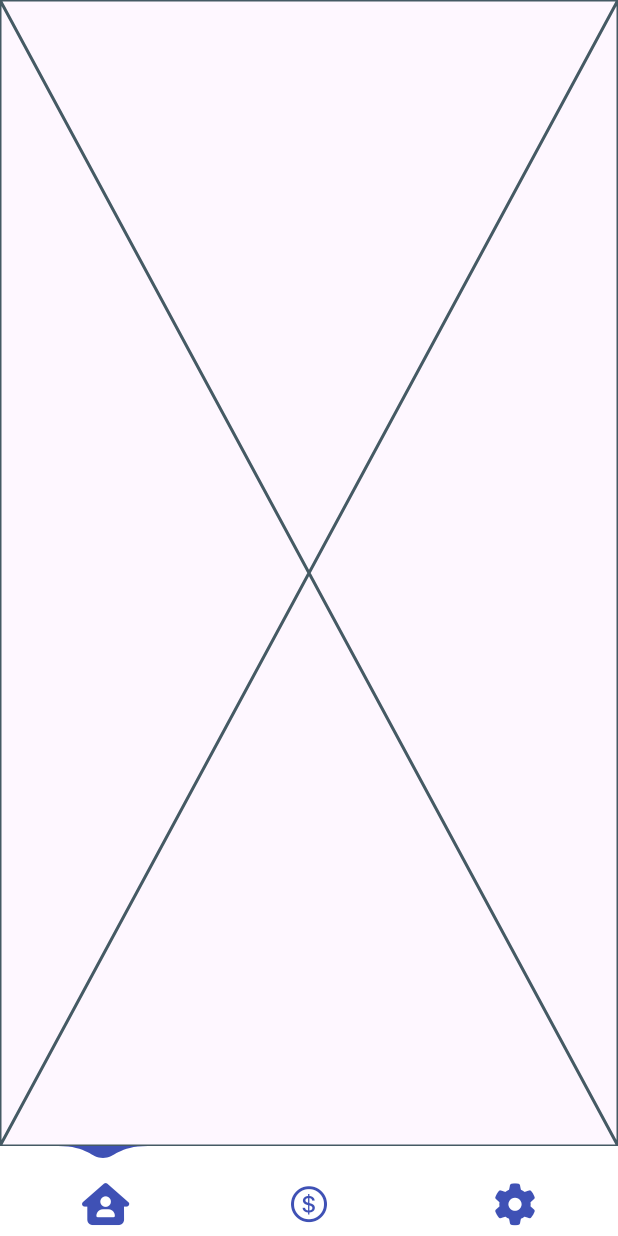
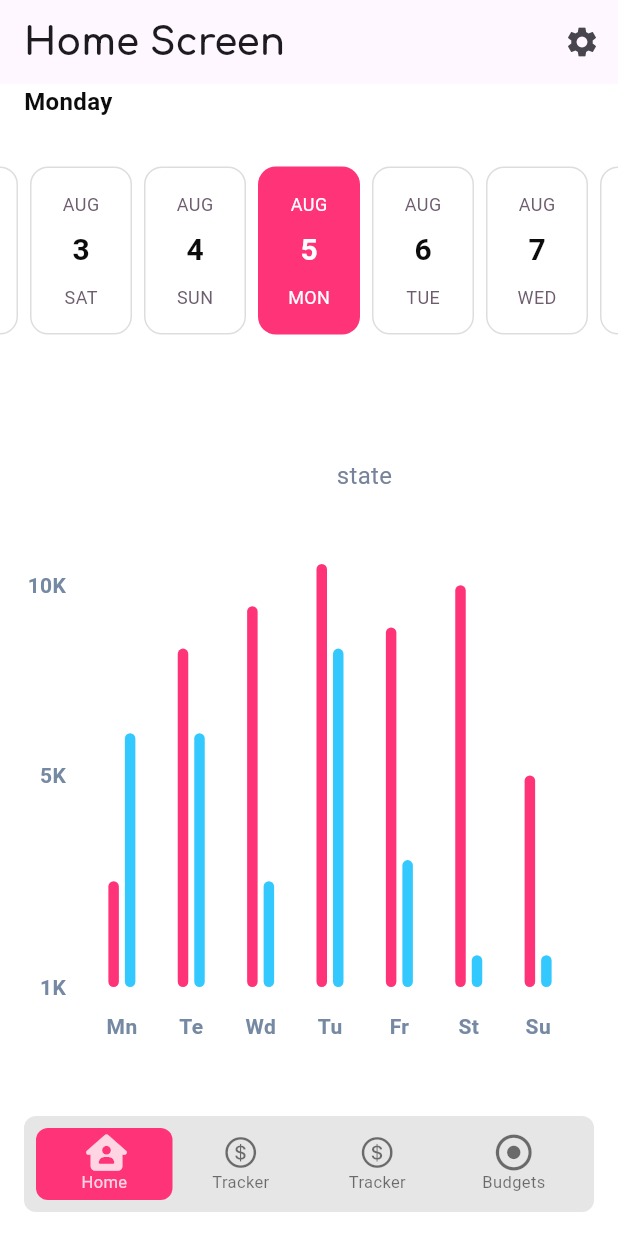
Before and after one commit to Godsom777/wimm, a Flutter app: the screen it shows after launch, on a phone screen of 412 x 824 dp. Run offline on Flutter 3.47's test engine with Material 3 defaults, Android fonts, the phone set to English and light mode, and no system bars; drawn by our look-alikes of easy_date_timeline, fl_chart, floating_bottom_navigation_bar, water_drop_nav_bar; our stand-ins replace blur, font_awesome_flutter, google_fonts.

Commit message:
initializing homeScreen packages

```diff
--- a/wimm/lib/main.dart
+++ b/wimm/lib/main.dart
@@ -1,12 +1,15 @@
-
 import 'package:flutter/material.dart';
 import 'package:wimm/screens/mainscreen.dart';
 import 'package:provider/provider.dart';
+import 'utils/local_providers.dart';
 
 void main() {
   runApp(
-    ChangeNotifierProvider(
-      create: (context) => ThemeProvider(),
+    MultiProvider(
+      providers: [
+        ChangeNotifierProvider(create: (context) => ThemeProvider()),
+        ChangeNotifierProvider(create: (context) => ScreenSizeProvider()),
+      ],
       child: MyApp(),
     ),
   );
@@ -19,7 +22,7 @@ class MyApp extends StatelessWidget {
 
     return MaterialApp(
       debugShowCheckedModeBanner: false,
-      title: 'Wimm',
+      title: 'where is my money',
       theme: themeProvider.currentTheme,
       home: const MainScreen(),
     );
@@ -28,13 +31,26 @@ class MyApp extends StatelessWidget {
 
 class ThemeProvider with ChangeNotifier {
   // Theme properties
-  bool isDarkMode = false;
+  bool? isDarkMode = false;
 
-  ThemeData get lightTheme => ThemeData(
-        primarySwatch: Colors.indigo,
-        hintColor: Colors.purple,
-        shadowColor: Colors.grey,
+  ThemeData? get lightTheme => ThemeData(
+    hoverColor: Colors.white70,
+    disabledColor: Colors.black54,
+        scaffoldBackgroundColor: Colors.white,
+        brightness: Brightness.light,
+        indicatorColor: const Color(0xFFff3378),
+        unselectedWidgetColor: const Color(0xFF33C9FF),
+        cardColor: const Color(0xFF41E94B),
+        primaryColor: const Color(0xFFFF3378),
+        hintColor: const Color(0xFF33C9FF),
+        highlightColor: const Color(0xFF41E94B),
+        splashColor: const Color(0xFFFFD5E4),
+        secondaryHeaderColor: const Color(0xFF9EF8A4),
         textTheme: const TextTheme(
+          titleSmall: TextStyle(fontSize: 8),
+          labelSmall: TextStyle(fontSize: 10),
+          displaySmall: TextStyle(fontSize: 12),
+          bodySmall: TextStyle(fontSize: 14),
           bodyLarge: TextStyle(fontSize: 16),
           labelLarge: TextStyle(fontSize: 18),
         ),
@@ -50,14 +66,17 @@ class ThemeProvider with ChangeNotifier {
         ),
       );
 
-  ThemeData get darkTheme => ThemeData(
+  ThemeData? get darkTheme => ThemeData(
+        scaffoldBackgroundColor: Colors.black,
         brightness: Brightness.dark,
         primarySwatch: Colors.indigo,
         hintColor: Colors.purple,
         shadowColor: Colors.grey,
         textTheme: const TextTheme(
-          bodyLarge: TextStyle(fontSize: 16),
-          labelLarge: TextStyle(fontSize: 18),
+          displaySmall: TextStyle(fontSize: 12, color: Colors.white),
+          bodySmall: TextStyle(fontSize: 14, color: Colors.white),
+          bodyLarge: TextStyle(fontSize: 16, color: Colors.white),
+          labelLarge: TextStyle(fontSize: 18, color: Colors.white),
         ),
         buttonTheme: const ButtonThemeData(
           buttonColor: Colors.green,
@@ -71,10 +90,10 @@ class ThemeProvider with ChangeNotifier {
         ),
       );
 
-  ThemeData get currentTheme => isDarkMode ? darkTheme : lightTheme;
+  ThemeData? get currentTheme => isDarkMode ?? false ? darkTheme : lightTheme;
 
   void toggleTheme() {
-    isDarkMode = !isDarkMode;
+    isDarkMode = !(isDarkMode ?? false);
     notifyListeners();
   }
 }
--- a/wimm/lib/screens/SettingsScreen.dart
+++ b/wimm/lib/screens/SettingsScreen.dart
@@ -1,8 +1,8 @@
 import 'package:flutter/material.dart';
 
 
-class SettingsScreen extends StatelessWidget {
-  const SettingsScreen({super.key});
+class BudgetScreen extends StatelessWidget {
+  const BudgetScreen({super.key});
 
   @override
   Widget build(BuildContext context) {
--- a/wimm/lib/screens/homeScreen.dart
+++ b/wimm/lib/screens/homeScreen.dart
@@ -1,12 +1,60 @@
+import 'package:easy_date_timeline/easy_date_timeline.dart';
 import 'package:flutter/material.dart';
+import 'package:provider/provider.dart';
+import 'package:wimm/utils/chart.dart';
+import '../utils/local_providers.dart';
 
+class HomeScreen extends StatefulWidget {
+  const HomeScreen({super.key});
 
+  @override
+  State<HomeScreen> createState() => _HomeScreenState();
+}
 
-class HomeScreen extends StatelessWidget {
-  const HomeScreen({Key? key}) : super(key: key);
+class _HomeScreenState extends State<HomeScreen> {
+  DateTime _selectedDate = DateTime.now();
+
+      void _onDateSelected(DateTime date) {
+    setState(() {
+      _selectedDate = date;
+    });
+  }
+
 
   @override
   Widget build(BuildContext context) {
-    return const Placeholder();
+    Provider.of<ScreenSizeProvider>(context, listen: false).init(context);
+    return Scaffold(
+      appBar: AppBar(
+        title: Text('Home Screen', style: Provider.of<ScreenSizeProvider>(context).textStyleLarge),
+        actions: [
+          IconButton(
+            icon: const Icon(Icons.settings),
+            onPressed: () {
+              Navigator.pushNamed(context, '/settings');
+            },
+          ),
+        ],
+      ),
+      body: Column(
+        children: [
+          Expanded(
+            child:  Container(
+            height: 100,
+            child: EasyInfiniteDateTimeLine(
+              firstDate: DateTime.now().add(const Duration(days: -365)), focusDate: _selectedDate, onDateChange: _onDateSelected, lastDate: DateTime.now().add(const Duration(days: 365)),
+
+            ),
+          ),
+          ),
+
+          Expanded(
+            flex: 2,
+            child: BarChartSample2(),
+          ),
+
+        ],
+      ),
+    );
   }
 }
--- a/wimm/lib/screens/mainscreen.dart
+++ b/wimm/lib/screens/mainscreen.dart
@@ -1,12 +1,14 @@
+import 'package:blur/blur.dart';
 import 'package:flutter/cupertino.dart';
 import 'package:flutter/material.dart';
 import 'package:flutter/services.dart';
 import 'package:provider/provider.dart';
 
 ///external packages
-import 'package:water_drop_nav_bar/water_drop_nav_bar.dart';
+import 'package:floating_bottom_navigation_bar/floating_bottom_navigation_bar.dart';
 import 'package:font_awesome_flutter/font_awesome_flutter.dart';
 import 'package:wimm/main.dart';
+import 'package:wimm/screens/ExpenseScreen.dart';
 //local packages
 import 'IncomeScreen.dart';
 import 'SettingsScreen.dart';
@@ -23,7 +25,8 @@ class _MainScreenState extends State<MainScreen> {
   final List<Widget> screens = const [
     HomeScreen(),
     IncomeScreen(),
-    SettingsScreen(),
+    ExpenseScreen(),
+    BudgetScreen(),
   ];
   int selectedIndex = 0;
   late PageController pageController;
@@ -55,37 +58,56 @@ class _MainScreenState extends State<MainScreen> {
 
   @override
   Widget build(BuildContext context) {
-final themeProvider = Provider.of<ThemeProvider>(context);
+    final themeProvider = Provider.of<ThemeProvider>(context);
 
     return AnnotatedRegion(
       value: const SystemUiOverlayStyle(
         systemNavigationBarColor: Colors.transparent,
-        systemNavigationBarIconBrightness: Brightness.dark,
+        statusBarColor: Colors.transparent,
+
       ),
       child: Scaffold(
         body: PageView(
           controller: pageController,
+          onPageChanged: onPageChanged,
           children: screens,
-          onPageChanged: onPageChanged,
         ),
-        bottomNavigationBar: WaterDropNavBar(
-          waterDropColor: Colors.indigo,
-          selectedIndex: selectedIndex,
-          barItems: <BarItem>[
-            BarItem(
-              filledIcon: FontAwesomeIcons.houseUser,
-              outlinedIcon: Icons.home_outlined,
+        bottomNavigationBar: FloatingNavbar(
+
+
+          ///////////////////////////
+          backgroundColor:     Color.fromARGB(82, 177, 177, 177),
+        selectedItemColor: themeProvider.currentTheme?.splashColor,
+        unselectedItemColor: themeProvider.currentTheme?. disabledColor,
+        selectedBackgroundColor: themeProvider.currentTheme?.indicatorColor,
+
+          ///////////////
+
+          currentIndex: selectedIndex,
+          onTap: onItemSelected,
+          items: [
+            FloatingNavbarItem(
+              icon: FontAwesomeIcons.houseUser,
+              title: 'Home',
             ),
-            BarItem(
-              filledIcon: CupertinoIcons.money_dollar_circle_fill,
-              outlinedIcon: CupertinoIcons.money_dollar_circle,
+            FloatingNavbarItem(
+              icon: CupertinoIcons.money_dollar_circle,
+              title: 'Tracker',
             ),
-            BarItem(
-              filledIcon: FontAwesomeIcons.cogs,
-              outlinedIcon: FontAwesomeIcons.cog,
+               FloatingNavbarItem(
+              icon: CupertinoIcons.money_dollar_circle,
+              title: 'Tracker',
+            ),
+
+            FloatingNavbarItem(
+              icon: FontAwesomeIcons.circleDot,
+              title: 'Budgets',
             ),
           ],
-          onItemSelected: onItemSelected,
+        ).frosted(
+          blur: 10,
+          borderRadius: BorderRadius.circular(20),
+          padding: const EdgeInsets.all(8),
         ),
       ),
     );
--- /dev/null
+++ b/wimm/lib/utils/chart.dart
@@ -0,0 +1,292 @@
+
+import 'package:provider/provider.dart';
+
+import 'package:fl_chart/fl_chart.dart';
+import 'package:flutter/material.dart';
+import 'package:wimm/main.dart';
+
+class BarChartSample2 extends StatefulWidget {
+
+  BarChartSample2({super.key});
+ final  Color leftBarColor =  ThemeProvider().currentTheme!.indicatorColor;
+  final Color rightBarColor = ThemeProvider().currentTheme!.unselectedWidgetColor;
+ final  Color avgColor =  ThemeProvider().currentTheme!.cardColor;
+
+  @override
+  State<StatefulWidget> createState() => BarChartSample2State();
+}
+
+
+
+class BarChartSample2State extends State<BarChartSample2> {
+  final double width = 7;
+
+  late List<BarChartGroupData> rawBarGroups;
+  late List<BarChartGroupData> showingBarGroups;
+
+  int touchedGroupIndex = -1;
+
+  @override
+  void initState() {
+    super.initState();
+    final barGroup1 = makeGroupData(0, 5, 12);
+    final barGroup2 = makeGroupData(1, 16, 12);
+    final barGroup3 = makeGroupData(2, 18, 5);
+    final barGroup4 = makeGroupData(3, 20, 16);
+    final barGroup5 = makeGroupData(4, 17, 6);
+    final barGroup6 = makeGroupData(5, 19, 1.5);
+    final barGroup7 = makeGroupData(6, 10, 1.5);
+
+    final items = [
+      barGroup1,
+      barGroup2,
+      barGroup3,
+      barGroup4,
+      barGroup5,
+      barGroup6,
+      barGroup7,
+    ];
+
+    rawBarGroups = items;
+
+    showingBarGroups = rawBarGroups;
+  }
+
+
+
+  @override
+  Widget build(BuildContext context) {
+        final themeProvider = Provider.of<ThemeProvider>(context);
+
+    return AspectRatio(
+      aspectRatio: 1,
+      child: Padding(
+        padding: const EdgeInsets.all(16),
+        child: Column(
+          crossAxisAlignment: CrossAxisAlignment.stretch,
+          children: <Widget>[
+            Row(
+              mainAxisSize: MainAxisSize.min,
+              children: <Widget>[
+                makeTransactionsIcon(),
+                const SizedBox(
+                  width: 38,
+                ),
+                const Text(
+                  'Transactions',
+                  style: TextStyle(color: Colors.white, fontSize: 22),
+                ),
+                const SizedBox(
+                  width: 4,
+                ),
+                const Text(
+                  'state',
+                  style: TextStyle(color: Color(0xff77839a), fontSize: 16),
+                ),
+              ],
+            ),
+            const SizedBox(
+              height: 38,
+            ),
+            Expanded(
+              child: BarChart(
+                BarChartData(
+                  maxY: 20,
+                  barTouchData: BarTouchData(
+                    touchTooltipData: BarTouchTooltipData(
+                      getTooltipColor: ((group) {
+                        return Colors.grey;
+                      }),
+                      getTooltipItem: (a, b, c, d) => null,
+                    ),
+                    touchCallback: (FlTouchEvent event, response) {
+                      if (response == null || response.spot == null) {
+                        setState(() {
+                          touchedGroupIndex = -1;
+                          showingBarGroups = List.of(rawBarGroups);
+                        });
+                        return;
+                      }
+
+                      touchedGroupIndex = response.spot!.touchedBarGroupIndex;
+
+                      setState(() {
+                        if (!event.isInterestedForInteractions) {
+                          touchedGroupIndex = -1;
+                          showingBarGroups = List.of(rawBarGroups);
+                          return;
+                        }
+                        showingBarGroups = List.of(rawBarGroups);
+                        if (touchedGroupIndex != -1) {
+                          var sum = 0.0;
+                          for (final rod
+                              in showingBarGroups[touchedGroupIndex].barRods) {
+                            sum += rod.toY;
+                          }
+                          final avg = sum /
+                              showingBarGroups[touchedGroupIndex]
+                                  .barRods
+                                  .length;
+
+                          showingBarGroups[touchedGroupIndex] =
+                              showingBarGroups[touchedGroupIndex].copyWith(
+                            barRods: showingBarGroups[touchedGroupIndex]
+                                .barRods
+                                .map((rod) {
+                              return rod.copyWith(
+                                  toY: avg, color: widget.avgColor);
+                            }).toList(),
+                          );
+                        }
+                      });
+                    },
+                  ),
+                  titlesData: FlTitlesData(
+                    show: true,
+                    rightTitles: const AxisTitles(
+                      sideTitles: SideTitles(showTitles: false),
+                    ),
+                    topTitles: const AxisTitles(
+                      sideTitles: SideTitles(showTitles: false),
+                    ),
+                    bottomTitles: AxisTitles(
+                      sideTitles: SideTitles(
+                        showTitles: true,
+                        getTitlesWidget: bottomTitles,
+                        reservedSize: 42,
+                      ),
+                    ),
+                    leftTitles: AxisTitles(
+                      sideTitles: SideTitles(
+                        showTitles: true,
+                        reservedSize: 28,
+                        interval: 1,
+                        getTitlesWidget: leftTitles,
+                      ),
+                    ),
+                  ),
+                  borderData: FlBorderData(
+                    show: false,
+                  ),
+                  barGroups: showingBarGroups,
+                  gridData: const FlGridData(show: false),
+                ),
+              ),
+            ),
+            const SizedBox(
+              height: 12,
+            ),
+          ],
+        ),
+      ),
+    );
+  }
+
+  Widget leftTitles(double value, TitleMeta meta) {
+    const style = TextStyle(
+      color: Color(0xff7589a2),
+      fontWeight: FontWeight.bold,
+      fontSize: 14,
+    );
+    String text;
+    if (value == 0) {
+      text = '1K';
+    } else if (value == 10) {
+      text = '5K';
+    } else if (value == 19) {
+      text = '10K';
+    } else {
+      return Container();
+    }
+    return SideTitleWidget(
+      axisSide: meta.axisSide,
+      space: 0,
+      child: Text(text, style: style),
+    );
+  }
+
+  Widget bottomTitles(double value, TitleMeta meta) {
+    final titles = <String>['Mn', 'Te', 'Wd', 'Tu', 'Fr', 'St', 'Su'];
+
+    final Widget text = Text(
+      titles[value.toInt()],
+      style: const TextStyle(
+        color: Color(0xff7589a2),
+        fontWeight: FontWeight.bold,
+        fontSize: 14,
+      ),
+    );
+
+    return SideTitleWidget(
+      axisSide: meta.axisSide,
+      space: 16, //margin top
+      child: text,
+    );
+  }
+
+  BarChartGroupData makeGroupData(int x, double y1, double y2) {
+    return BarChartGroupData(
+      barsSpace: 4,
+      x: x,
+      barRods: [
+        BarChartRodData(
+          toY: y1,
+          color: widget.leftBarColor,
+          width: width,
+        ),
+        BarChartRodData(
+          toY: y2,
+          color: widget.rightBarColor,
+          width: width,
+        ),
+      ],
+    );
+  }
+
+  Widget makeTransactionsIcon() {
+    const width = 4.5;
+    const space = 3.5;
+    return Row(
+      mainAxisSize: MainAxisSize.min,
+      children: <Widget>[
+        Container(
+          width: width,
+          height: 10,
+          color: Colors.white.withOpacity(0.4),
+        ),
+        const SizedBox(
+          width: space,
+        ),
+        Container(
+          width: width,
+          height: 28,
+          color: Colors.white.withOpacity(0.8),
+        ),
+        const SizedBox(
+          width: space,
+        ),
+        Container(
+          width: width,
+          height: 42,
+          color: Colors.white.withOpacity(1),
+        ),
+        const SizedBox(
+          width: space,
+        ),
+        Container(
+          width: width,
+          height: 28,
+          color: Colors.white.withOpacity(0.8),
+        ),
+        const SizedBox(
+          width: space,
+        ),
+        Container(
+          width: width,
+          height: 10,
+          color: Colors.white.withOpacity(0.4),
+        ),
+      ],
+    );
+  }
+}
--- /dev/null
+++ b/wimm/lib/utils/local_providers.dart
@@ -0,0 +1,52 @@
+import 'package:flutter/material.dart';
+import 'package:google_fonts/google_fonts.dart';
+
+class ScreenSizeProvider with ChangeNotifier {
+  double _height = 0.0;
+  double _width = 0.0;
+  double _fontSizeSmall = 0.0;
+  double _fontSizeMedium = 0.0;
+  double _fontSizeLarge = 0.0;
+  final FontWeight _fontWeightLight = FontWeight.w300;
+  final FontWeight _fontWeightRegular = FontWeight.w400;
+  final FontWeight _fontWeightBold = FontWeight.w700;
+   TextStyle _textStyleSmall = const TextStyle();
+  TextStyle _textStyleMedium = const TextStyle();
+  TextStyle _textStyleLarge = const TextStyle();
+
+void init(BuildContext context) {
+    _height = MediaQuery.of(context).size.height;
+    _width = MediaQuery.of(context).size.width;
+
+    // Define font sizes based on screen width
+    _fontSizeSmall = _width * 0.04;
+    _fontSizeMedium = _width * 0.05;
+    _fontSizeLarge = _width * 0.06;
+
+    // Define text styles using Google Fonts
+    _textStyleSmall = GoogleFonts.istokWeb(
+      fontSize: _fontSizeSmall,
+      fontWeight: _fontWeightLight,
+    );
+    _textStyleMedium = GoogleFonts.oswald(
+      fontSize: _fontSizeMedium,
+      fontWeight: _fontWeightRegular,
+    );
+    _textStyleLarge = GoogleFonts.comfortaa(
+      fontSize: _fontSizeLarge,
+      fontWeight: _fontWeightBold,
+    );
+
+    notifyListeners();
+  }
+
+  double get height => _height;
+  double get width => _width;
+  double get fontSizeSmall => _fontSizeSmall;
+  double get fontSizeMedium => _fontSizeMedium;
+  double get fontSizeLarge => _fontSizeLarge;
+
+  TextStyle get textStyleSmall => _textStyleSmall;
+  TextStyle get textStyleMedium => _textStyleMedium;
+  TextStyle get textStyleLarge => _textStyleLarge;
+}
--- a/wimm/pubspec.yaml
+++ b/wimm/pubspec.yaml
@@ -1,5 +1,5 @@
 name: wimm
-description: "A new Flutter project."
+description: " "
 # The following line prevents the package from being accidentally published to
 # pub.dev using `flutter pub publish`. This is preferred for private packages.
 publish_to: 'none' # Remove this line if you wish to publish to pub.dev
@@ -39,6 +39,10 @@ dependencies:
   water_drop_nav_bar: ^2.2.2
   provider: ^6.1.2
   font_awesome_flutter: ^10.7.0
+  blur: ^3.1.0
+  google_fonts: ^6.2.1
+  floating_bottom_navigation_bar: ^1.5.2
+  easy_date_timeline: ^1.1.3
 
 dev_dependencies:
   flutter_test:
```
Also changed, not shown: wimm/pubspec.lock, 1 other file.
